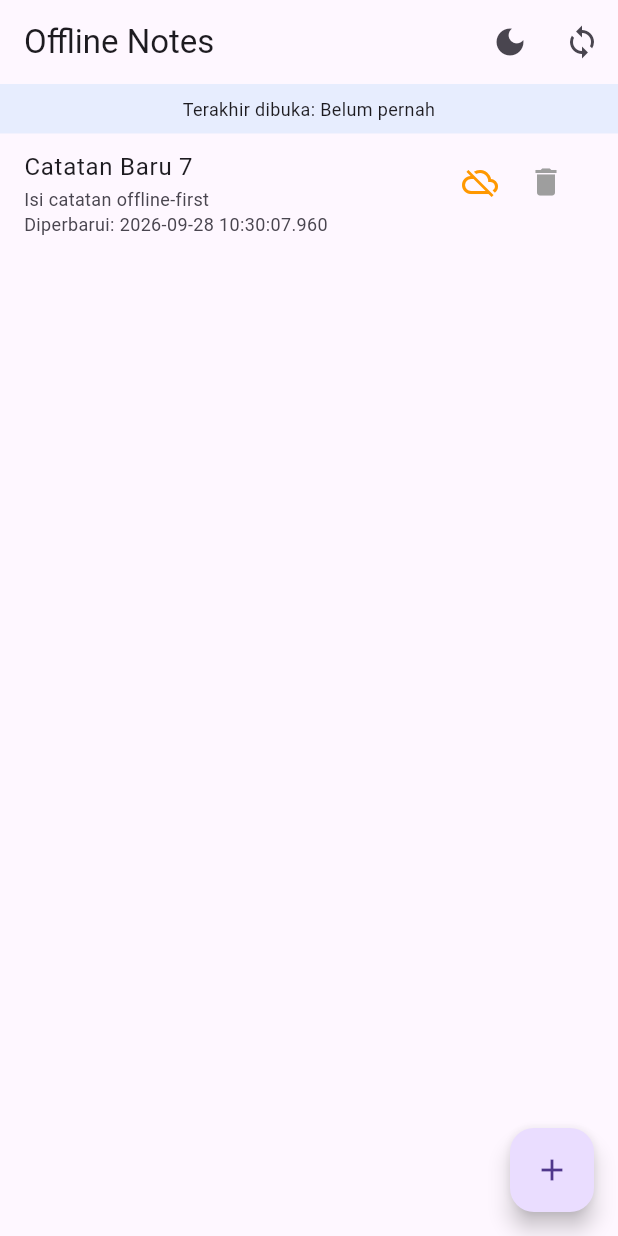
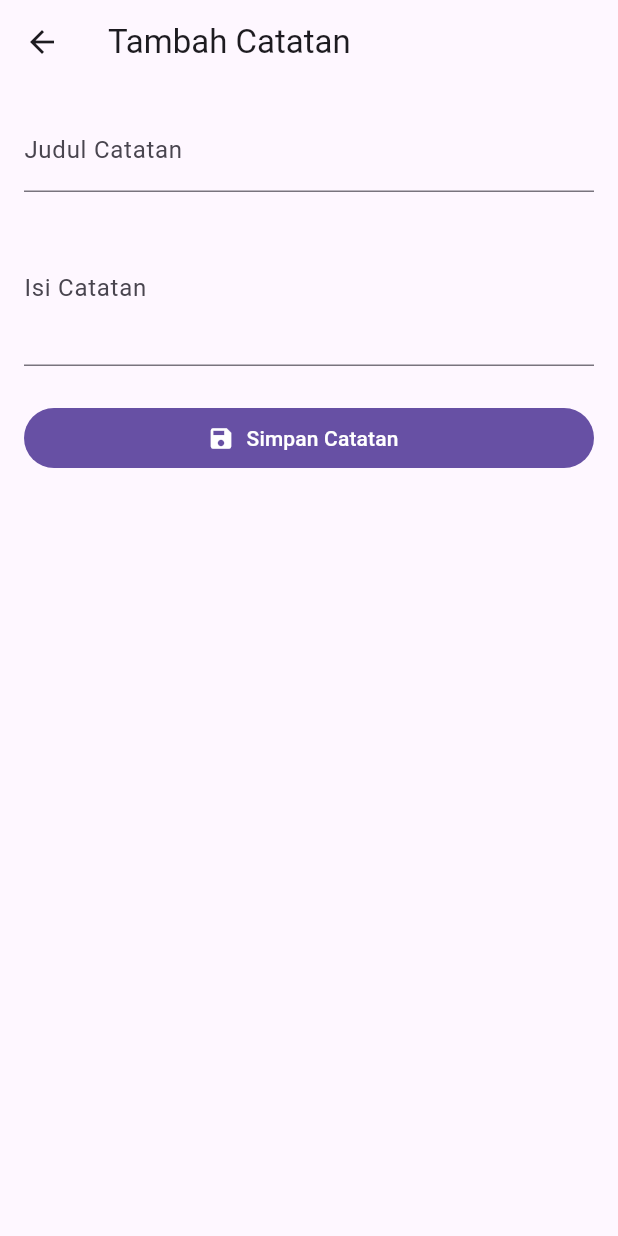
Before and after one commit to MNawfal24/244107020174-Mobile-Course, a Flutter app: the screen it shows after launch, after a tap on the "add" icon, on a phone screen of 412 x 824 dp. Run offline on Flutter 3.47's test engine with Material 3 defaults, Android fonts, the phone set to English and light mode, and no system bars; our stand-ins replace dio, flutter_riverpod, go_router, shared_preferences, sqflite, sqflite_common_ffi; accounts and stored records are empty.

Commit message:
commit Pembenaran Sehingga bisa Run di handPhone

```diff
--- a/05-week-5-local-storage-offline-first/lib/main.dart
+++ b/05-week-5-local-storage-offline-first/lib/main.dart
@@ -4,7 +4,6 @@ import 'pages/notes_page.dart';
 import 'pages/setting_page.dart';
 import 'dart:io';
 import 'package:sqflite_common_ffi/sqflite_ffi.dart';
-import 'package:sqflite/sqflite.dart';
 
 void main() {
     if (Platform.isWindows || Platform.isLinux) {
--- /dev/null
+++ b/05-week-5-local-storage-offline-first/lib/pages/notes_detail_page.dart
@@ -0,0 +1,85 @@
+import 'package:flutter/material.dart';
+import 'package:flutter_riverpod/flutter_riverpod.dart';
+import '../data/providers.dart';
+
+class NoteDetailPage extends ConsumerStatefulWidget {
+  const NoteDetailPage({super.key});
+
+  @override
+  ConsumerState<NoteDetailPage> createState() => _NoteDetailPageState();
+}
+
+class _NoteDetailPageState extends ConsumerState<NoteDetailPage> {
+  final _formKey = GlobalKey<FormState>();
+  final _titleController = TextEditingController();
+  final _bodyController = TextEditingController();
+  bool _isSaving = false;
+
+  @override
+  void dispose() {
+    _titleController.dispose();
+    _bodyController.dispose();
+    super.dispose();
+  }
+
+  Future<void> _saveNote() async {
+    if (!_formKey.currentState!.validate()) return;
+
+    setState(() => _isSaving = true);
+    try {
+      await ref.read(noteRepositoryProvider).addNote(
+            title: _titleController.text.trim(),
+            body: _bodyController.text.trim(),
+          );
+      if (mounted) Navigator.pop(context);
+    } catch (error) {
+      if (!mounted) return;
+      setState(() => _isSaving = false);
+      ScaffoldMessenger.of(context).showSnackBar(
+        SnackBar(content: Text('Gagal menyimpan catatan: $error')),
+      );
+    }
+  }
+
+  @override
+  Widget build(BuildContext context) {
+    return Scaffold(
+      appBar: AppBar(title: const Text('Tambah Catatan')),
+      body: Form(
+        key: _formKey,
+        child: ListView(
+          padding: const EdgeInsets.all(16),
+          children: [
+            TextFormField(
+              controller: _titleController,
+              decoration: const InputDecoration(labelText: 'Judul Catatan'),
+              textCapitalization: TextCapitalization.sentences,
+              validator: (value) => value == null || value.trim().isEmpty
+                  ? 'Judul catatan wajib diisi'
+                  : null,
+            ),
+            const SizedBox(height: 12),
+            TextFormField(
+              controller: _bodyController,
+              decoration: const InputDecoration(labelText: 'Isi Catatan'),
+              maxLines: 6,
+              minLines: 3,
+              textCapitalization: TextCapitalization.sentences,
+            ),
+            const SizedBox(height: 24),
+            FilledButton.icon(
+              onPressed: _isSaving ? null : _saveNote,
+              icon: _isSaving
+                  ? const SizedBox.square(
+                      dimension: 18,
+                      child: CircularProgressIndicator(strokeWidth: 2),
+                    )
+                  : const Icon(Icons.save),
+              label: const Text('Simpan Catatan'),
+            ),
+          ],
+        ),
+      ),
+    );
+  }
+}
--- a/05-week-5-local-storage-offline-first/lib/pages/notes_page.dart
+++ b/05-week-5-local-storage-offline-first/lib/pages/notes_page.dart
@@ -2,7 +2,10 @@ import 'package:flutter/material.dart';
 import 'package:flutter_riverpod/flutter_riverpod.dart';
 import '../data/providers.dart';
 import '../data/local/note.dart';
-import 'setting_page.dart'; // Sesuaikan lokasi DarkModeNotifier Anda
+import '../widgets/note_title.dart';
+import 'notes_detail_page.dart';
+import 'setting_page.dart';
+import 'settings_page.dart';
 
 // Provider untuk mengambil daftar catatan dari SQLite
 final notesProvider = FutureProvider.autoDispose<List<Note>>((ref) async {
@@ -44,9 +47,20 @@ class NotesPage extends ConsumerWidget {
             onPressed: () async {
               final repo = ref.read(noteRepositoryProvider);
               await syncNotes(repo);
+              if (!context.mounted) return;
               ref.invalidate(notesProvider); // Refresh UI setelah sync
               ScaffoldMessenger.of(context).showSnackBar(
                 const SnackBar(content: Text('Sinkronisasi selesai!')),
+              );
+            },
+          ),
+          IconButton(
+            icon: const Icon(Icons.settings),
+            tooltip: 'Pengaturan',
+            onPressed: () {
+              Navigator.push(
+                context,
+                MaterialPageRoute(builder: (_) => const SettingsPage()),
               );
             },
           ),
@@ -57,7 +71,7 @@ class NotesPage extends ConsumerWidget {
           // Banner Terakhir Dibuka
           Container(
             width: double.infinity,
-            color: Colors.blue.withOpacity(0.1),
+            color: Colors.blue.withValues(alpha: 0.1),
             padding: const EdgeInsets.symmetric(vertical: 8),
             child: Text(
               lastOpenedAsync.when(
@@ -65,7 +79,7 @@ class NotesPage extends ConsumerWidget {
                     ? 'Terakhir dibuka: $date'
                     : 'Terakhir dibuka: Belum pernah',
                 loading: () => 'Memuat...',
-                error: (_, __) => 'Gagal memuat',
+                error: (_, _) => '',
               ),
               textAlign: TextAlign.center,
               style: const TextStyle(fontSize: 12),
@@ -85,33 +99,13 @@ class NotesPage extends ConsumerWidget {
                   itemCount: notes.length,
                   itemBuilder: (context, index) {
                     final note = notes[index];
-                    return ListTile(
-                      title: Text(note.title),
-                      subtitle: Text(
-                        '${note.body}\nDiperbarui: ${note.updatedAt}',
-                        style: const TextStyle(fontSize: 12),
-                      ),
-                      isThreeLine: true,
-                      trailing: Row(
-                        mainAxisSize: MainAxisSize.min,
-                        children: [
-                          // Ikon Status Sync (Awan)
-                          Icon(
-                            note.dirty ? Icons.cloud_off : Icons.cloud_done,
-                            color: note.dirty ? Colors.orange : Colors.green,
-                          ),
-                          const SizedBox(width: 8),
-                          // Tombol Hapus (Tong Sampah)
-                          IconButton(
-                            icon: const Icon(Icons.delete, color: Colors.grey),
-                            onPressed: () async {
-                              final repo = ref.read(noteRepositoryProvider);
-                              await repo.deleteNote(note.id!);
-                              ref.invalidate(notesProvider); // Refresh list
-                            },
-                          ),
-                        ],
-                      ),
+                    return NoteTile(
+                      note: note,
+                      onDelete: () async {
+                        final repo = ref.read(noteRepositoryProvider);
+                        await repo.deleteNote(note.id!);
+                        ref.invalidate(notesProvider);
+                      },
                     );
                   },
                 );
@@ -124,13 +118,11 @@ class NotesPage extends ConsumerWidget {
       floatingActionButton: FloatingActionButton(
         child: const Icon(Icons.add),
         onPressed: () async {
-          final repo = ref.read(noteRepositoryProvider);
-          // Membuat catatan baru secara acak seperti di gambar
-          await repo.addNote(
-            title: 'Catatan Baru ${DateTime.now().second}',
-            body: 'Isi catatan offline-first',
+          await Navigator.push(
+            context,
+            MaterialPageRoute(builder: (_) => const NoteDetailPage()),
           );
-          ref.invalidate(notesProvider); // Refresh list
+          ref.invalidate(notesProvider);
         },
       ),
     );
--- a/05-week-5-local-storage-offline-first/lib/pages/setting_page.dart
+++ b/05-week-5-local-storage-offline-first/lib/pages/setting_page.dart
@@ -1,4 +1,3 @@
-import 'package:flutter/material.dart';
 import 'package:flutter_riverpod/flutter_riverpod.dart';
 import '../data/prefs.dart';
 
```
Also changed, not shown: 05-week-5-local-storage-offline-first/lib/pages/settings_page.dart (added, +21 -0 lines), 05-week-5-local-storage-offline-first/lib/widgets/note_title.dart (added, +36 -0 lines), 1 other file.
